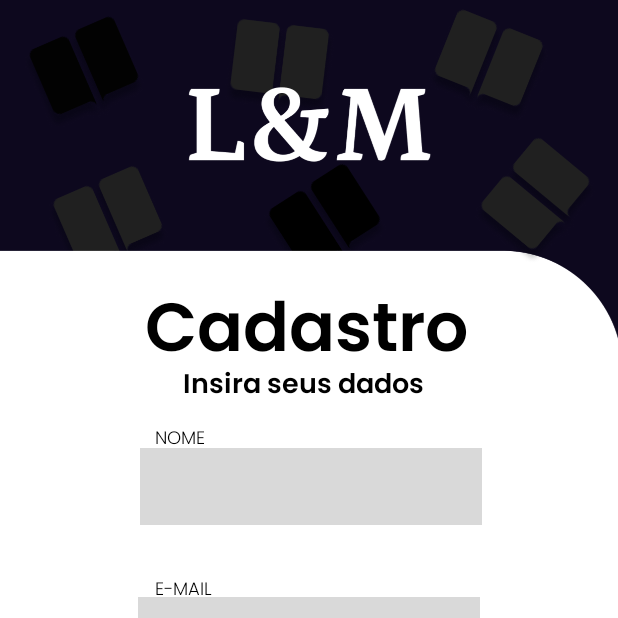
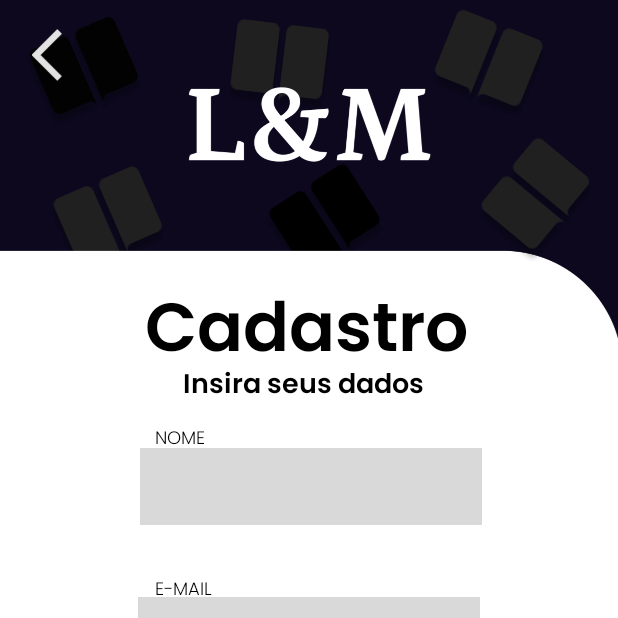
Before and after one commit to Arthurestak/Android-LM, an Android app: the screen it shows after launch (Cadastro), after a tap on "CADASTRE-SE!", on a phone screen of 412 x 824 dp, the top half of it. Run offline under Robolectric (Android 15) with nearby library versions, the phone set to English and light mode, and no system bars.

Commit message:
Última atualização

```diff
--- a/app/src/main/java/com/example/projetolm/Cadastro.java
+++ b/app/src/main/java/com/example/projetolm/Cadastro.java
@@ -1,5 +1,6 @@
 package com.example.projetolm;
 
+import android.content.Intent;
 import android.os.Bundle;
 import android.view.View;
 import android.widget.EditText;
@@ -14,7 +15,7 @@ import androidx.core.view.WindowInsetsCompat;
 public class Cadastro extends AppCompatActivity {
 
     EditText nomeInputCadastro, emailInputCadastro, senhaInputCadastro, confirmaSenhaInputCadastro;
-    ImageView btCadastrar;
+    ImageView btCadastrar, btVoltar;
 
 
     @Override
@@ -33,6 +34,7 @@ public class Cadastro extends AppCompatActivity {
         senhaInputCadastro = findViewById(R.id.senhaInputCadastro);
         confirmaSenhaInputCadastro = findViewById(R.id.confirmaSenhaInputCadastro);
         btCadastrar = findViewById(R.id.btCadastrar);
+        btVoltar = findViewById(R.id.btVoltar);
 
         btCadastrar.setOnClickListener(new View.OnClickListener() {
             @Override
@@ -40,6 +42,14 @@ public class Cadastro extends AppCompatActivity {
 
             }
         });
+        btVoltar.setOnClickListener(new View.OnClickListener() {
+            @Override
+            public void onClick(View view) {
+                Intent intent = new Intent(Cadastro.this, Login.class);
+                startActivity(intent);
+                finish();
+            }
+        });
 
     }
 
--- a/app/src/main/java/com/example/projetolm/Login.java
+++ b/app/src/main/java/com/example/projetolm/Login.java
@@ -48,8 +48,8 @@ btCadastreSeLogin = findViewById(R.id.btCadastreSeLogin);
 btCadastreSeLogin.setOnClickListener(new View.OnClickListener() {
     @Override
     public void onClick(View view) {
-        Intent cadastro = new Intent(Login.this,Cadastro.class);
-        startActivity(cadastro);
+        Intent intent = new Intent(Login.this,Cadastro.class);
+        startActivity(intent);
         finish();
     }
 });
--- a/app/src/main/res/layout/activity_cadastro.xml
+++ b/app/src/main/res/layout/activity_cadastro.xml
@@ -228,4 +228,18 @@
         app:layout_constraintHorizontal_bias="0.789"
         app:layout_constraintStart_toStartOf="parent"
         app:layout_constraintTop_toBottomOf="@+id/btCadastrar" />
+
+    <ImageView
+        android:id="@+id/btVoltar"
+        android:layout_width="51dp"
+        android:layout_height="41dp"
+        android:layout_marginStart="16dp"
+        android:layout_marginTop="16dp"
+        android:layout_marginEnd="25dp"
+        app:layout_constraintEnd_toStartOf="@+id/nomeInputCadastro"
+        app:layout_constraintHorizontal_bias="0.0"
+        app:layout_constraintStart_toStartOf="parent"
+        app:layout_constraintTop_toTopOf="parent"
+        app:srcCompat="@drawable/arrow_back_ios_24dp_e3e3e3_fill0_wght400_grad0_opsz24" />
+
 </androidx.constraintlayout.widget.ConstraintLayout>
```
Also changed, not shown: app/src/main/res/drawable/arrow_back_ios_24dp_e3e3e3_fill0_wght400_grad0_opsz24.png (added).
